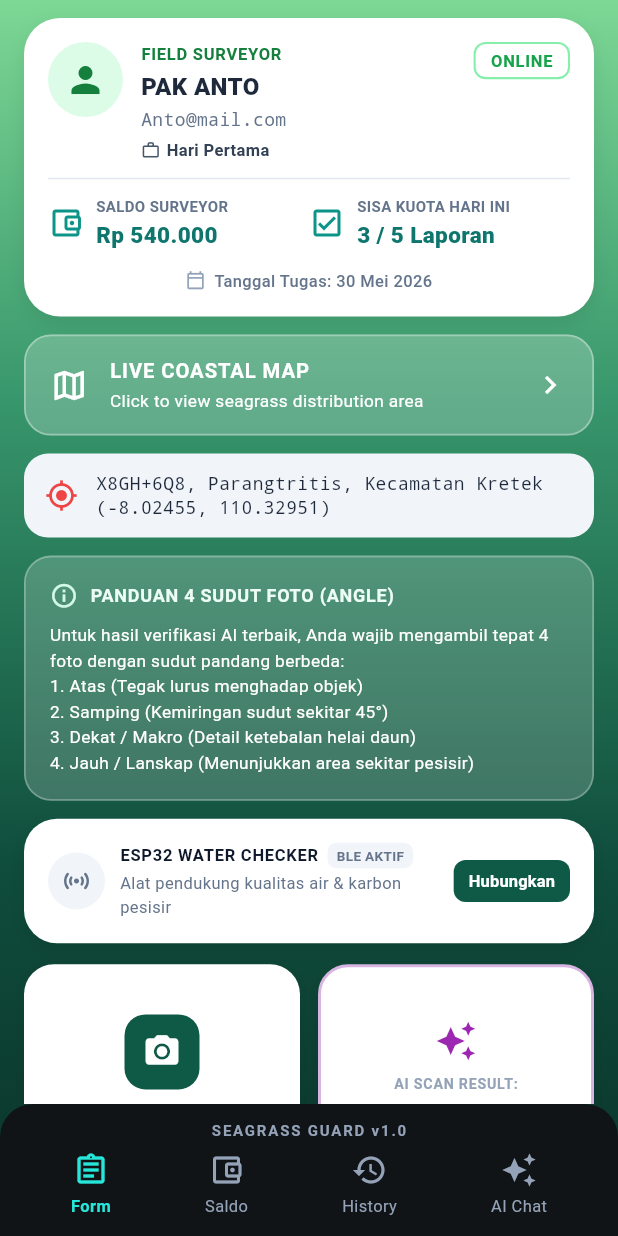
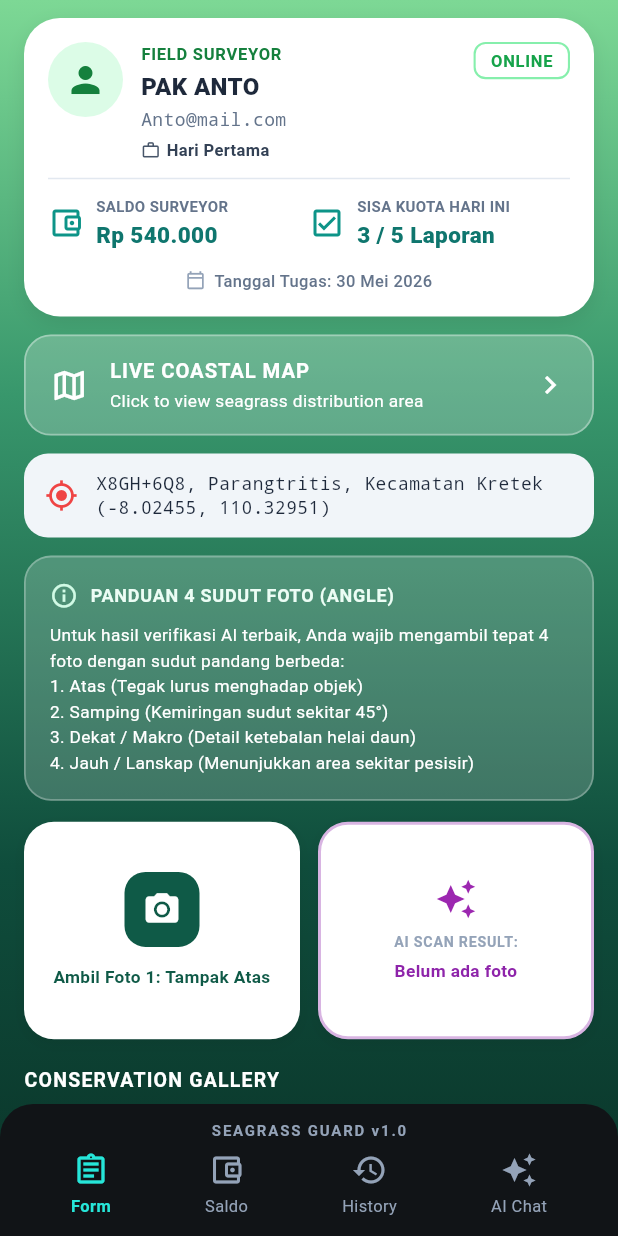
Before and after one commit to Zeinul899/SEAVIS, a Flutter app: the SeaVisLandingPage screen opened directly, on a phone screen of 412 x 824 dp. Run offline on Flutter 3.47's test engine with Material 3 defaults, Android fonts, the light colour scheme and no system bars; our stand-ins replace geolocator, image_picker.

Commit message:
refactor(esp32): clean landing page by only showing esp32 telemetry when actively connected

```diff
--- a/lib/pages/seavis_landing_page.dart
+++ b/lib/pages/seavis_landing_page.dart
@@ -1153,11 +1153,13 @@ class _SeaVisLandingPageState extends State<SeaVisLandingPage> {
 
                       // 4. PANDUAN 4 SUDUT FOTO (ANGLE) CARD
                       _buildAngleGuidelineCard(),
-                      const SizedBox(height: 12),
-
-                      // 4b. PENGHUBUNG IOT ESP32 WATER CHECKER (BLE)
-                      _buildEsp32LiveCard(),
                       const SizedBox(height: 14),
+
+                      // 4b. SENSOR ESP32 KUALITAS AIR (HANYA MUNCUL JIKA TERHUBUNG / ADA)
+                      if (_esp32Service.isConnected) ...[
+                        _buildEsp32ActiveBanner(),
+                        const SizedBox(height: 14),
+                      ],
 
                       // 5. TWO SIDE-BY-SIDE PHOTO & AI SCAN CARDS
                       _buildPhotoAndAiRow(),
@@ -1552,8 +1554,7 @@ class _SeaVisLandingPageState extends State<SeaVisLandingPage> {
     );
   }
 
-  Widget _buildEsp32LiveCard() {
-    final bool isConnected = _esp32Service.isConnected;
+  Widget _buildEsp32ActiveBanner() {
     final currentEsp = _esp32Service.currentData;
 
     return GestureDetector(
@@ -1564,10 +1565,10 @@ class _SeaVisLandingPageState extends State<SeaVisLandingPage> {
         ).then((_) => setState(() {}));
       },
       child: Container(
-        padding: const EdgeInsets.all(16),
+        padding: const EdgeInsets.all(14),
         decoration: BoxDecoration(
           color: Colors.white,
-          borderRadius: BorderRadius.circular(22),
+          borderRadius: BorderRadius.circular(20),
           boxShadow: [
             BoxShadow(
               color: Colors.black.withValues(alpha: 0.08),
@@ -1582,100 +1583,74 @@ class _SeaVisLandingPageState extends State<SeaVisLandingPage> {
             Row(
               children: [
                 Container(
-                  padding: const EdgeInsets.all(9),
-                  decoration: BoxDecoration(
-                    color: isConnected ? const Color(0xFFDCFCE7) : const Color(0xFFF1F5F9),
+                  padding: const EdgeInsets.all(8),
+                  decoration: const BoxDecoration(
+                    color: Color(0xFFDCFCE7),
                     shape: BoxShape.circle,
                   ),
-                  child: Icon(
+                  child: const Icon(
                     Icons.sensors_rounded,
-                    color: isConnected ? const Color(0xFF15803D) : const Color(0xFF64748B),
-                    size: 20,
+                    color: Color(0xFF15803D),
+                    size: 18,
                   ),
                 ),
                 const SizedBox(width: 10),
-                Expanded(
+                const Expanded(
                   child: Column(
                     crossAxisAlignment: CrossAxisAlignment.start,
                     children: [
                       Row(
                         children: [
-                          const Text(
-                            'ESP32 WATER CHECKER',
+                          Text(
+                            'ESP32 TERHUBUNG',
                             style: TextStyle(
                               fontSize: 11,
                               fontWeight: FontWeight.bold,
-                              color: Color(0xFF0F172A),
+                              color: Color(0xFF15803D),
                               letterSpacing: 0.5,
                             ),
                           ),
-                          const SizedBox(width: 6),
-                          Container(
-                            padding: const EdgeInsets.symmetric(horizontal: 6, vertical: 2),
-                            decoration: BoxDecoration(
-                              color: isConnected ? const Color(0xFFDCFCE7) : const Color(0xFFF1F5F9),
-                              borderRadius: BorderRadius.circular(6),
-                            ),
-                            child: Text(
-                              isConnected ? 'TERHUBUNG' : 'BLE AKTIF',
-                              style: TextStyle(
-                                fontSize: 9,
-                                fontWeight: FontWeight.bold,
-                                color: isConnected ? const Color(0xFF15803D) : const Color(0xFF64748B),
-                              ),
-                            ),
-                          ),
+                          SizedBox(width: 6),
+                          Icon(Icons.check_circle, size: 12, color: Color(0xFF16A34A)),
                         ],
                       ),
-                      const SizedBox(height: 2),
+                      SizedBox(height: 1),
                       Text(
-                        isConnected
-                            ? 'Sensor perairan aktif • Siap lampirkan data'
-                            : 'Alat pendukung kualitas air & karbon pesisir',
-                        style: const TextStyle(fontSize: 11, color: Color(0xFF64748B)),
+                        'Telemetri kualitas air aktif dilampirkan ke laporan',
+                        style: TextStyle(fontSize: 10.5, color: Color(0xFF64748B)),
                       ),
                     ],
                   ),
                 ),
-                ElevatedButton(
-                  onPressed: () async {
-                    if (isConnected) {
-                      _esp32Service.disconnectEsp32();
-                    } else {
-                      await _esp32Service.connectToEsp32();
-                    }
+                TextButton(
+                  onPressed: () {
+                    _esp32Service.disconnectEsp32();
                     setState(() {});
                   },
-                  style: ElevatedButton.styleFrom(
-                    backgroundColor: isConnected ? const Color(0xFFFEE2E2) : const Color(0xFF0F5A47),
-                    foregroundColor: isConnected ? const Color(0xFFDC2626) : Colors.white,
-                    padding: const EdgeInsets.symmetric(horizontal: 10, vertical: 6),
+                  style: TextButton.styleFrom(
+                    padding: const EdgeInsets.symmetric(horizontal: 8, vertical: 4),
                     minimumSize: Size.zero,
                     tapTargetSize: MaterialTapTargetSize.shrinkWrap,
-                    shape: RoundedRectangleBorder(borderRadius: BorderRadius.circular(8)),
-                    elevation: 0,
-                  ),
-                  child: Text(
-                    isConnected ? 'Putus' : 'Hubungkan',
-                    style: const TextStyle(fontSize: 11, fontWeight: FontWeight.bold),
+                  ),
+                  child: const Text(
+                    'Putus',
+                    style: TextStyle(fontSize: 11, fontWeight: FontWeight.bold, color: Color(0xFFDC2626)),
                   ),
                 ),
               ],
             ),
-            if (isConnected) ...[
-              const SizedBox(height: 12),
-              const Divider(height: 1, color: Color(0xFFE2E8F0)),
-              const SizedBox(height: 10),
-              Row(
-                mainAxisAlignment: MainAxisAlignment.spaceBetween,
-                children: [
-                  _espLiveChip('Suhu', '${currentEsp.waterTempC ?? 28.5}°C'),
-                  _espLiveChip('pH', '${currentEsp.ph ?? 8.1}'),
-                  _espLiveChip('TDS', '${currentEsp.tdsPpm ?? 345} ppm'),
-                  _espLiveChip('Turbidity', '${currentEsp.turbidityNtu ?? 3.4} NTU'),
-                ],
-              ),
-            ],
+            const SizedBox(height: 10),
+            const Divider(height: 1, color: Color(0xFFE2E8F0)),
+            const SizedBox(height: 8),
+            Row(
+              mainAxisAlignment: MainAxisAlignment.spaceBetween,
+              children: [
+                _espLiveChip('Suhu', '${currentEsp.waterTempC ?? 28.5}°C'),
+                _espLiveChip('pH', '${currentEsp.ph ?? 8.1}'),
+                _espLiveChip('TDS', '${currentEsp.tdsPpm ?? 345} ppm'),
+                _espLiveChip('Turbidity', '${currentEsp.turbidityNtu ?? 3.4} NTU'),
+              ],
+            ),
           ],
         ),
       ),
```
Also changed, not shown: 1 other file.
